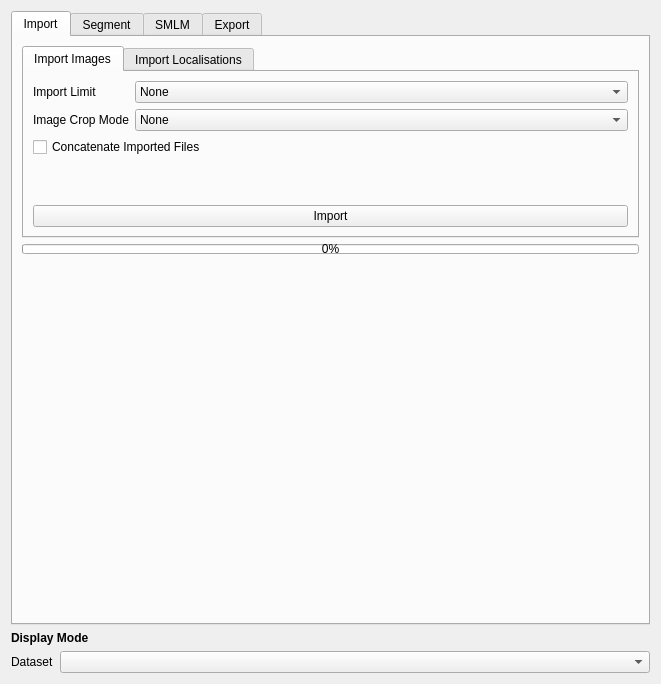
Old version of the form src/moltrack/GUI/widget_ui.ui in the repository piedrro/napari-moltrack.
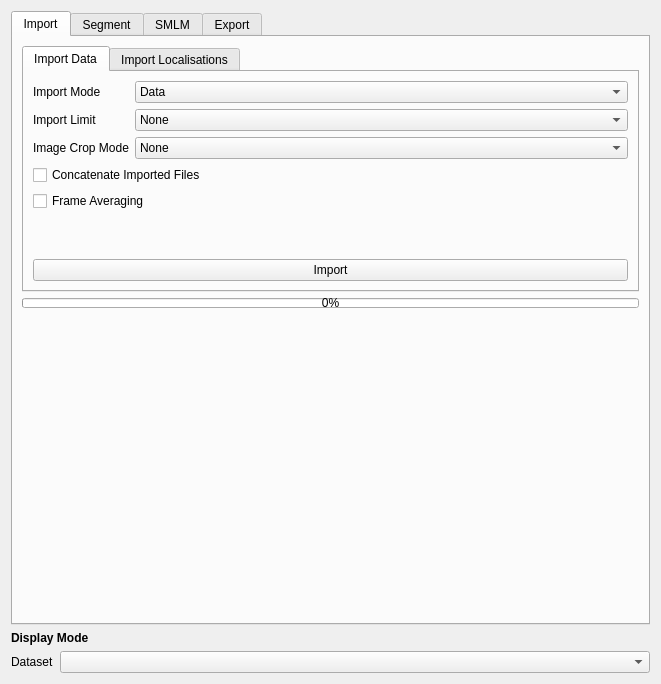
New version of the form.

Commit message: added segmentation image funcs

```diff
--- a/src/moltrack/GUI/widget_ui.ui
+++ b/src/moltrack/GUI/widget_ui.ui
@@ -49,19 +49,19 @@
          </property>
          <widget class="QWidget" name="tab_15">
           <attribute name="title">
-           <string>Import Images</string>
+           <string>Import Data</string>
           </attribute>
           <layout class="QVBoxLayout" name="verticalLayout_18">
            <item>
             <layout class="QFormLayout" name="formLayout">
-             <item row="1" column="0">
+             <item row="2" column="0">
               <widget class="QLabel" name="label_22">
                <property name="text">
                 <string>Image Crop Mode</string>
                </property>
               </widget>
              </item>
-             <item row="1" column="1">
+             <item row="2" column="1">
               <widget class="QComboBox" name="import_crop_mode">
                <item>
                 <property name="text">
@@ -85,14 +85,14 @@
                </item>
               </widget>
              </item>
-             <item row="0" column="0">
+             <item row="1" column="0">
               <widget class="QLabel" name="label_32">
                <property name="text">
                 <string>Import Limit</string>
                </property>
               </widget>
              </item>
-             <item row="0" column="1">
+             <item row="1" column="1">
               <widget class="QComboBox" name="import_limit">
                <item>
                 <property name="text">
@@ -136,6 +136,27 @@
                </item>
               </widget>
              </item>
+             <item row="0" column="0">
+              <widget class="QLabel" name="label_6">
+               <property name="text">
+                <string>Import Mode</string>
+               </property>
+              </widget>
+             </item>
+             <item row="0" column="1">
+              <widget class="QComboBox" name="import_mode">
+               <item>
+                <property name="text">
+                 <string>Data</string>
+                </property>
+               </item>
+               <item>
+                <property name="text">
+                 <string>Segmentation Image</string>
+                </property>
+               </item>
+              </widget>
+             </item>
             </layout>
            </item>
            <item>
@@ -145,6 +166,13 @@
              </property>
             </widget>
            </item>
+           <item>
+            <widget class="QCheckBox" name="frame_averaging">
+             <property name="text">
+              <string>Frame Averaging</string>
+             </property>
+            </widget>
+           </item>
            <item>
             <spacer name="verticalSpacer">
              <property name="orientation">
```
The commit also changes 4 other files.
